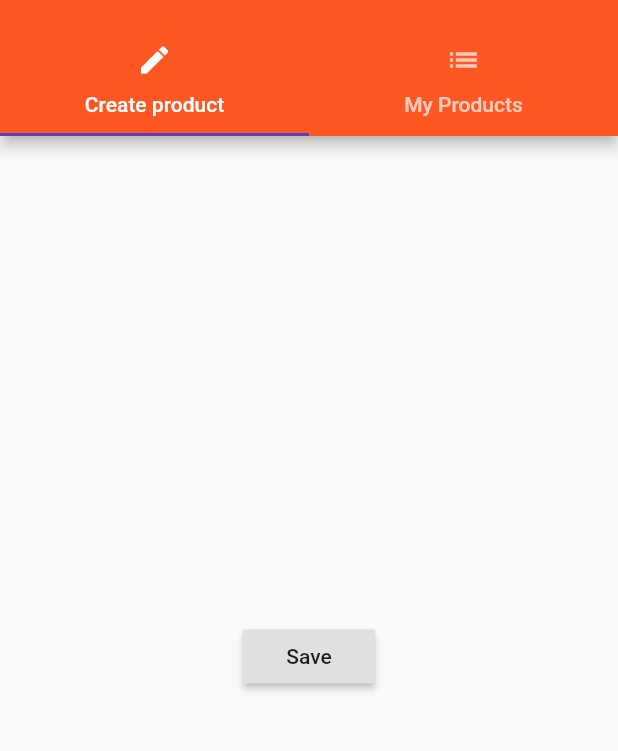
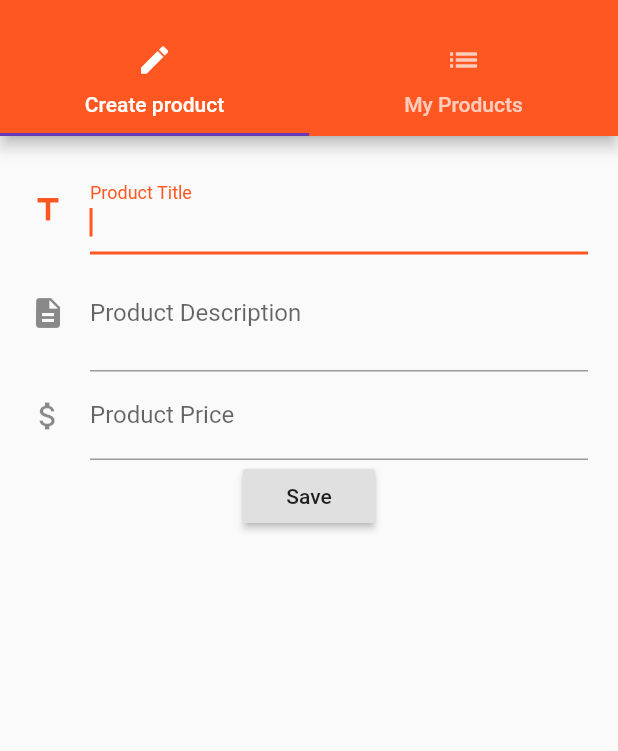
Before and after one commit to ranasl62/1st-flutter-app, a Flutter app: the ProductsAdminPage screen opened by its route, on a phone screen of 412 x 824 dp, the part 59-810 px from its top. Run offline on Flutter 3.47's test engine with Material 2 defaults, Android fonts, the phone set to English and light mode, and no system bars.

Commit message:
User Input manage and add product

```diff
--- a/lib/main.dart
+++ b/lib/main.dart
@@ -2,7 +2,6 @@ import 'package:first_app/pages/products_admin.dart';
 import 'package:first_app/pages/products.dart';
 import 'package:first_app/pages/product.dart';
 import 'package:flutter/material.dart';
-// import 'package:flutter/rendering.dart';
 
 void main() {
   // debugPaintSizeEnabled = true;
@@ -18,15 +17,16 @@ class MyApp extends StatefulWidget {
 }
 
 class _MyAppState extends State<MyApp> {
-  List<Map<String, String>> _products = [];
+  List<Map<String, dynamic>> _products = [];
 
   @override
   void initState() {
     super.initState();
   }
 
-  void _addProduct(Map<String, String> product) {
+  void _addProduct(Map<String, dynamic> product) {
     setState(() {
+      print(product);
       _products.add(product);
     });
   }
@@ -41,12 +41,11 @@ class _MyAppState extends State<MyApp> {
 
   _routes() {
     return <String, WidgetBuilder>{
-      '/': (BuildContext context) => ProductsPage(
-            products: _products,
+      '/': (BuildContext context) => ProductsPage(products: _products),
+      'admin': (BuildContext context) => ProductsAdminPage(
             addProduct: _addProduct,
             deleteProduct: _deleteProduct,
           ),
-      'admin': (BuildContext context) => ProductsAdminPage(),
     };
   }
 
@@ -59,7 +58,9 @@ class _MyAppState extends State<MyApp> {
       return MaterialPageRoute<bool>(
           builder: (BuildContext context) => ProductPage(
                 title: _products[index]['title'],
-                imageUrl: _products[index]['imageUrl'],
+                imageUrl: _products[index]['image'],
+                price: _products[index]['price'],
+                description: _products[index]['description'],
               ));
     }
     return null;
@@ -67,11 +68,7 @@ class _MyAppState extends State<MyApp> {
 
   MaterialPageRoute<dynamic> _onUnknownRoute(RouteSettings settings) {
     return MaterialPageRoute(
-        builder: (BuildContext context) => ProductsPage(
-              products: _products,
-              addProduct: _addProduct,
-              deleteProduct: _deleteProduct,
-            ));
+        builder: (BuildContext context) => ProductsPage(products: _products));
   }
 
   @override
--- a/lib/pages/product.dart
+++ b/lib/pages/product.dart
@@ -3,7 +3,9 @@ import 'package:flutter/material.dart';
 class ProductPage extends StatelessWidget {
   final String title;
   final String imageUrl;
-  ProductPage({this.title, this.imageUrl});
+  final double price;
+  final String description;
+  ProductPage({this.title, this.imageUrl, this.price, this.description});
   _showDialog(context) {
     return showDialog(
         context: context,
@@ -57,6 +59,14 @@ class ProductPage extends StatelessWidget {
                   child: Text(title),
                 ),
                 Container(
+                  padding: EdgeInsets.all(10.0),
+                  child: Text("price: " + price.toString()),
+                ),
+                Container(
+                  padding: EdgeInsets.all(10.0),
+                  child: Text(description),
+                ),
+                Container(
                     padding: EdgeInsets.all(10.0),
                     child: RaisedButton(
                       color: Theme.of(context).accentColor,
--- a/lib/pages/product_cretae.dart
+++ b/lib/pages/product_cretae.dart
@@ -1,21 +1,72 @@
 import 'package:flutter/material.dart';
 
-class ProductCreatePage extends StatelessWidget {
+class ProductCreatePage extends StatefulWidget {
+  @override
+  State<StatefulWidget> createState() {
+    return _ProductCreatePageState();
+  }
+
+  final Function addProduct;
+  ProductCreatePage({this.addProduct});
+}
+
+class _ProductCreatePageState extends State<ProductCreatePage> {
+  String titleValue = '';
+  String descriptionValue = '';
+  double priceValue = 0.0;
   @override
   Widget build(BuildContext context) {
-    return Center(
-        child: RaisedButton(
-      child: Text('Save'),
-      onPressed: () {
-        showModalBottomSheet(
-            context: context,
-            builder: (BuildContext context) {
-              return Center(
-                child: Text('This is a modal'),
-              );
-            });
-      },
-      //test
-    ));
+    return Container(
+      margin: EdgeInsets.all(20.0),
+      child: Column(
+        children: <Widget>[
+          TextField(
+            decoration: InputDecoration(
+                labelText: 'Product Title', icon: Icon(Icons.title)),
+            autofocus: true,
+            onChanged: (String value) {
+              setState(() {
+                titleValue = value;
+              });
+            },
+          ),
+          TextField(
+            decoration: InputDecoration(
+                labelText: 'Product Description',
+                icon: Icon(Icons.description)),
+            autofocus: true,
+            maxLines: 2,
+            onChanged: (String value) {
+              setState(() {
+                descriptionValue = value;
+              });
+            },
+          ),
+          TextField(
+            decoration: InputDecoration(
+                labelText: 'Product Price', icon: Icon(Icons.attach_money)),
+            keyboardType: TextInputType.number,
+            autofocus: true,
+            onChanged: (String value) {
+              setState(() {
+                priceValue = double.parse(value);
+              });
+            },
+          ),
+          RaisedButton(
+            onPressed: () {
+              final Map<String, dynamic> product = {
+                "title": titleValue,
+                "description": descriptionValue,
+                "price": priceValue,
+                "image":"assets/images/food.jpg"
+              };
+              widget.addProduct(product);
+            },
+            child: Text('Save'),
+          )
+        ],
+      ),
+    );
   }
 }
--- a/lib/pages/products_admin.dart
+++ b/lib/pages/products_admin.dart
@@ -3,6 +3,9 @@ import 'package:first_app/pages/product_list.dart';
 import 'package:flutter/material.dart';
 
 class ProductsAdminPage extends StatelessWidget {
+  final Function addProduct;
+  final Function deleteProduct;
+  ProductsAdminPage({this.addProduct, this.deleteProduct});
   @override
   Widget build(BuildContext context) {
     return DefaultTabController(
@@ -32,7 +35,10 @@ class ProductsAdminPage extends StatelessWidget {
             ),
           ),
           body: TabBarView(
-            children: <Widget>[ProductCreatePage(), ProductListPage()],
+            children: <Widget>[
+              ProductCreatePage(addProduct: addProduct),
+              ProductListPage()
+            ],
           )),
     );
   }
```
Also changed, not shown: lib/pages/products.dart (+2 -6 lines), lib/product_control.dart (+1 -12 lines), lib/product_manager.dart (+3 -8 lines), lib/products.dart (+5 -7 lines).
